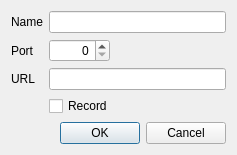
The window that camconfigdlg.ui (xandroalmeida/CamViewer) describes before a commit, drawn with Qt 5.
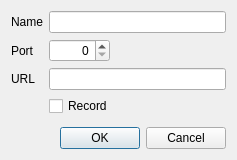
The same window after the commit.

```diff
--- a/camconfigdlg.ui
+++ b/camconfigdlg.ui
@@ -7,7 +7,7 @@
     <x>0</x>
     <y>0</y>
     <width>237</width>
-    <height>155</height>
+    <height>160</height>
    </rect>
   </property>
   <property name="windowTitle">
```
Left out of the diff: 2 changed lines with no effect on the pictures.
